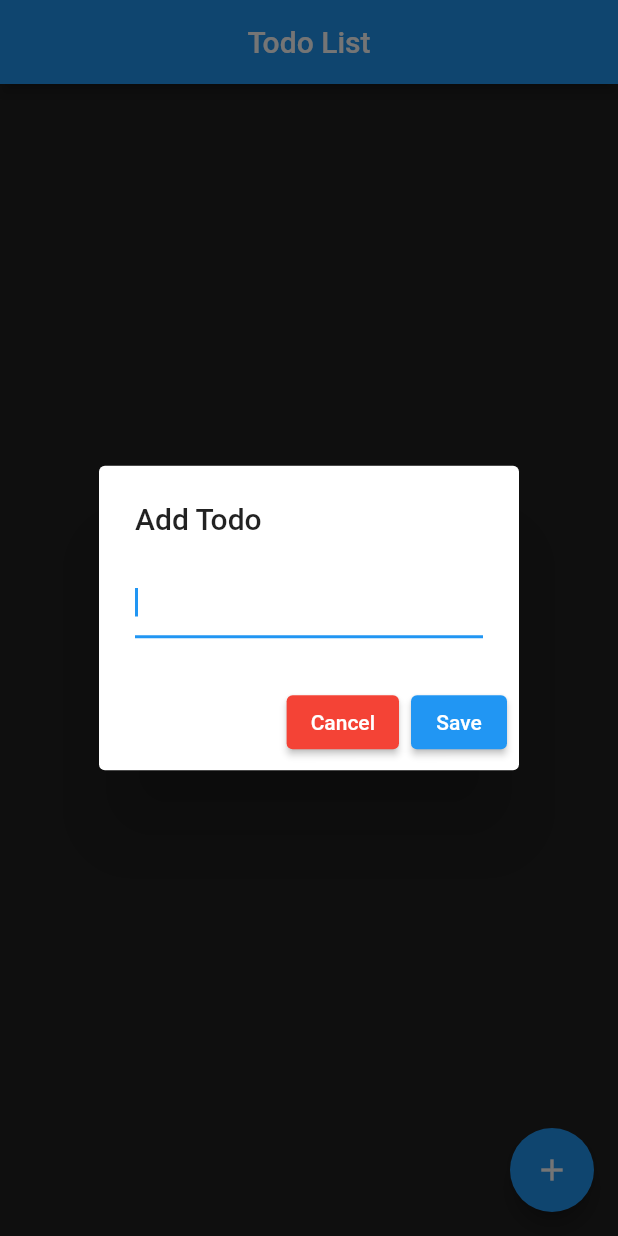
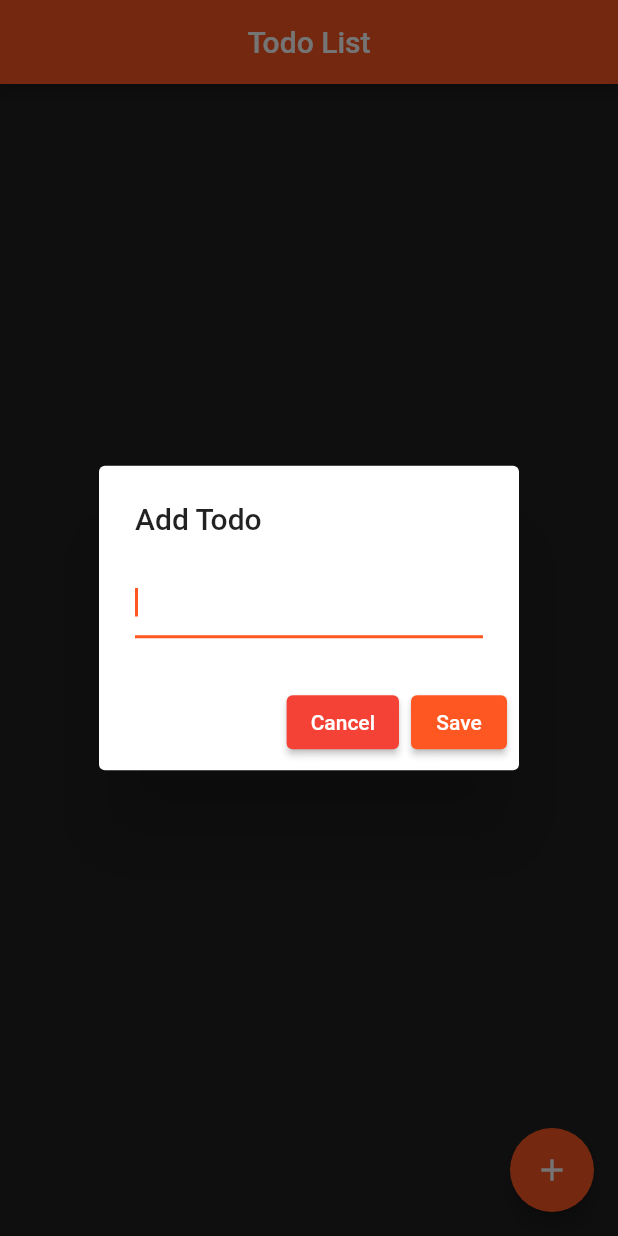
Before and after one commit to ArthurArakelyan/flutter_todo_list, a Flutter app: the screen it shows after launch, after a tap on the "add" icon, on a phone screen of 412 x 824 dp. Run offline on Flutter 3.47's test engine with Material 2 defaults, Android fonts, the phone set to English and light mode, and no system bars; our stand-ins replace localstorage.

```diff
--- a/lib/main.dart
+++ b/lib/main.dart
@@ -1,9 +1,7 @@
 import 'package:flutter/material.dart';
 import 'package:todo_list/pages/home.dart';
 
-void main() {
-  runApp(const App());
-}
+void main () => runApp(const App());
 
 class App extends StatelessWidget {
   const App({Key? key}) : super(key: key);
@@ -12,7 +10,8 @@ class App extends StatelessWidget {
   Widget build(BuildContext context) {
     return MaterialApp(
       theme: ThemeData(
-        primaryColor: Colors.blue,
+        primaryColor: Colors.deepOrange,
+        primarySwatch: Colors.deepOrange,
       ),
       initialRoute: '/',
       routes: {
--- a/lib/pages/home.dart
+++ b/lib/pages/home.dart
@@ -23,7 +23,13 @@ class _HomeState extends State<Home> {
   bool initialized = false;
 
   getTodos() {
-    return storage.getItem('todos');
+    var todos = storage.getItem('todos');
+
+    if (todos == null) {
+      return null;
+    }
+
+    return jsonDecode(todos);
   }
 
   void save() {
@@ -79,14 +85,7 @@ class _HomeState extends State<Home> {
             var items = getTodos();
 
             if (items != null) {
-              List<dynamic> decodedTodos = jsonDecode(items);
-              List<Todo> newTodos = [];
-
-              for (var todo in decodedTodos) {
-                newTodos.add(Todo.fromJson(todo));
-              }
-
-              todos = newTodos;
+              todos = todoListFromJson(items);
             }
 
             initialized = true;
--- a/lib/utils/todo.dart
+++ b/lib/utils/todo.dart
@@ -30,3 +30,13 @@ class Todo {
 todoListToJson(List<Todo> todos) {
   return jsonEncode(todos.map((todo) => todo.toJSON()).toList());
 }
+
+List<Todo> todoListFromJson(List items) {
+  List<Todo> todos = [];
+
+  for (var todo in items) {
+    todos.add(Todo.fromJson(todo));
+  }
+
+  return todos;
+}
```
